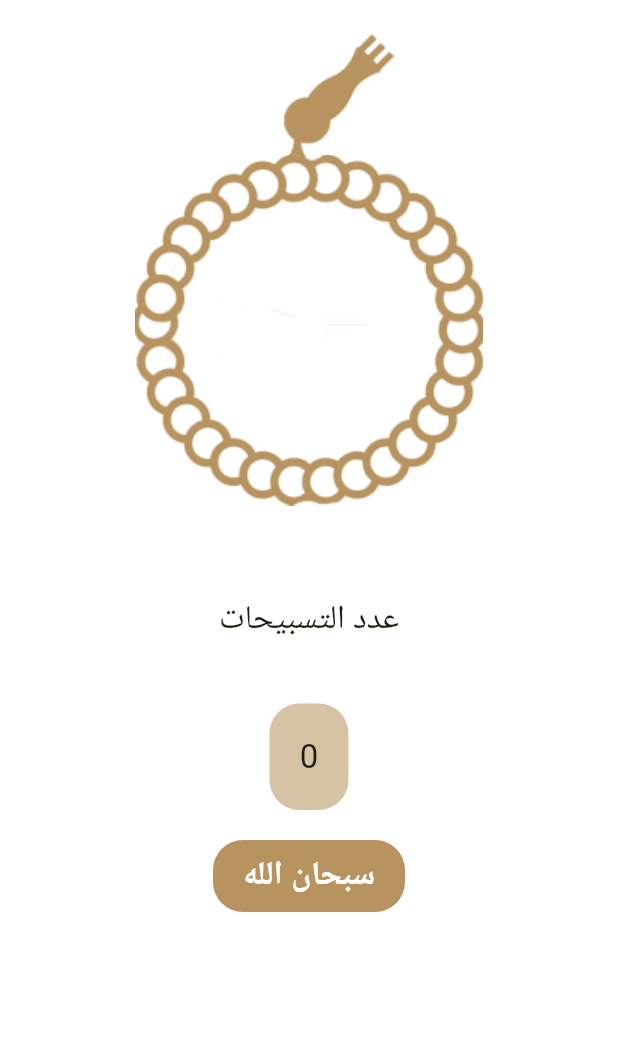
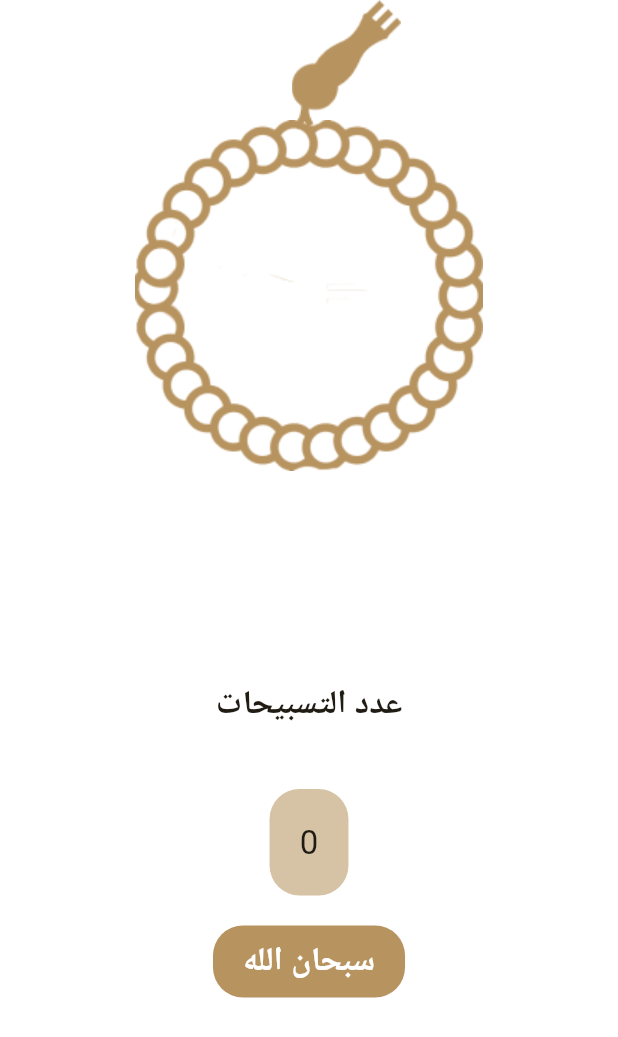
Before and after one commit to AliSamir070/islami_route_c10, a Flutter app: the SebhaWidget widget shown alone on an empty page, opened directly, on a phone screen of 412 x 824 dp. Shown: the top 1037 px of the screen. Run offline on Flutter 3.47's test engine with Material 3 defaults, Android fonts, the phone set to English and light mode, and no system bars.

Commit message:
feature_sebha

```diff
--- a/lib/ui/home/sebha_widget.dart
+++ b/lib/ui/home/sebha_widget.dart
@@ -25,24 +25,22 @@ class _SebhaWidgetState extends State<SebhaWidget> {
         children: [
     GestureDetector(
     onTap: onImageClicked,
-            child: Transform.rotate(
-              angle: rotate,
         child: Stack(
-                alignment: Alignment.topCenter,
+          clipBehavior: Clip.none,
+          alignment: AlignmentDirectional.topCenter,
           children: [
             Container(
-                      margin: const EdgeInsets.only(left: 40),
-                      child: Image.asset(
-                        'assets/images/head of seb7a.png',
-                        height: 150,
-                      )),
-                  Container(
-                      margin: const EdgeInsets.only(
-                        top: 103,
+               // margin: EdgeInsets.only(left: 40 ),
+              padding: EdgeInsets.only(left: 50) ,
+                child: Image.asset('assets/images/head of seb7a.png')),
+            Transform.rotate(
+            angle: rotate,
+              child: Container(
+                padding: EdgeInsets.all(80),
+                child: Image.asset('assets/images/body of seb7a.png'),
               ),
-                      child: Image.asset('assets/images/body of seb7a.png')),
+            ),
           ],
-              ),
         ),
       ),
           const SizedBox(
@@ -50,7 +48,7 @@ class _SebhaWidgetState extends State<SebhaWidget> {
           ),
           const Text(
             'عدد التسبيحات',
-            style: TextStyle(fontSize: 22),
+            style: TextStyle(fontSize: 22,fontWeight: FontWeight.bold),
           ),
           const SizedBox(
             height: 40,
```
Lines whose indentation alone changed are shown as unchanged.
